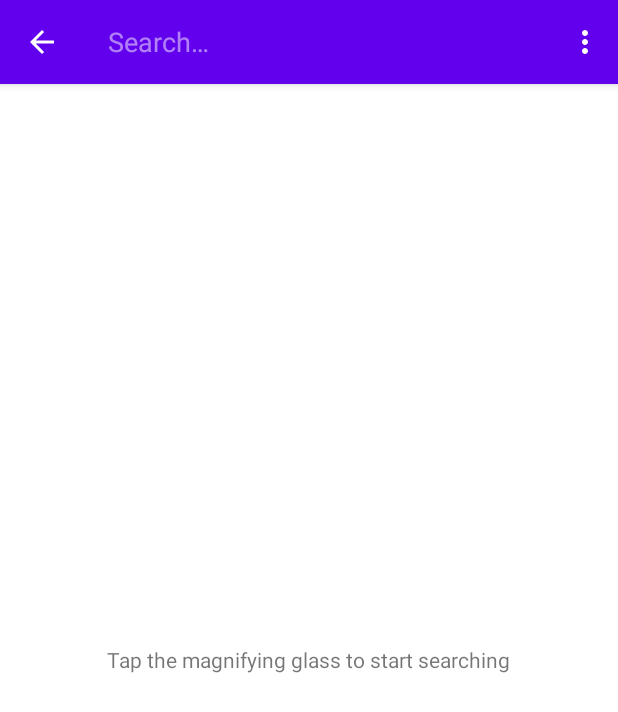
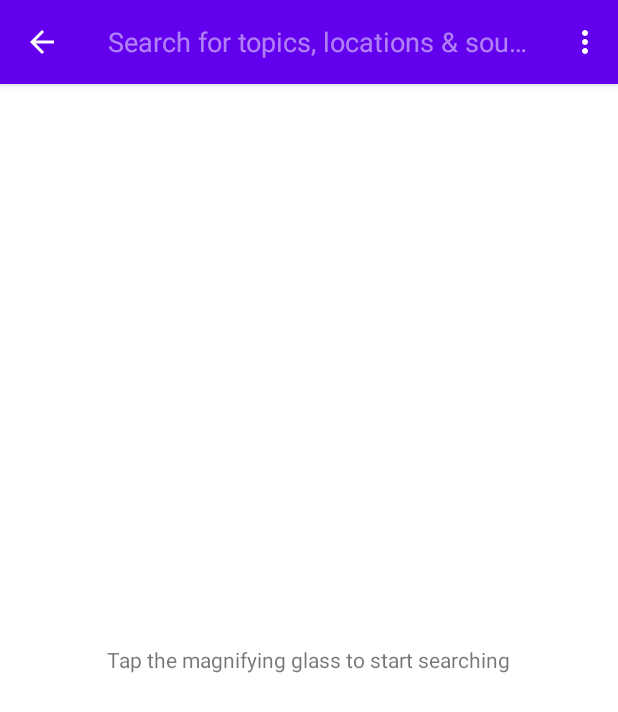
Before and after one commit to avinashbest/daily-news, an Android app: the fragment SearchNewsFragment shown on its own in the app's theme, after a tap on "Search", on a phone screen of 412 x 824 dp. Shown: the top 712 px of the screen. Run offline under Robolectric (Android 15) with nearby library versions, the phone set to English and light mode, and no system bars; our stand-ins replace Dagger/Hilt's generated code, Room's generated code, paging.

Commit message:
[Added]: Search query hint text.

```diff
--- a/app/src/main/java/com/android/newsapp/features/searchnews/SearchNewsFragment.kt
+++ b/app/src/main/java/com/android/newsapp/features/searchnews/SearchNewsFragment.kt
@@ -173,6 +173,7 @@ class SearchNewsFragment : Fragment(R.layout.fragment_search_news),
         inflater.inflate(R.menu.menu_search_news, menu)
         val searchItem = menu.findItem(R.id.action_search)
         val searchView = searchItem?.actionView as SearchView
+        searchView.queryHint = getString(R.string.search_query_hint)
 
         searchView.onQueryTextSubmit { query ->
             viewModel.onSearchQuerySubmit(query)
--- a/app/src/main/res/values/strings.xml
+++ b/app/src/main/res/values/strings.xml
@@ -16,4 +16,5 @@
     <string name="search_instructions">Tap the magnifying glass to start searching</string>
     <string name="delete_all_bookmarks">Delete all bookmarks</string>
     <string name="imageview">ImageView</string>
+    <string name="search_query_hint">"Search for topics, locations &amp; sources"</string>
 </resources>
```
